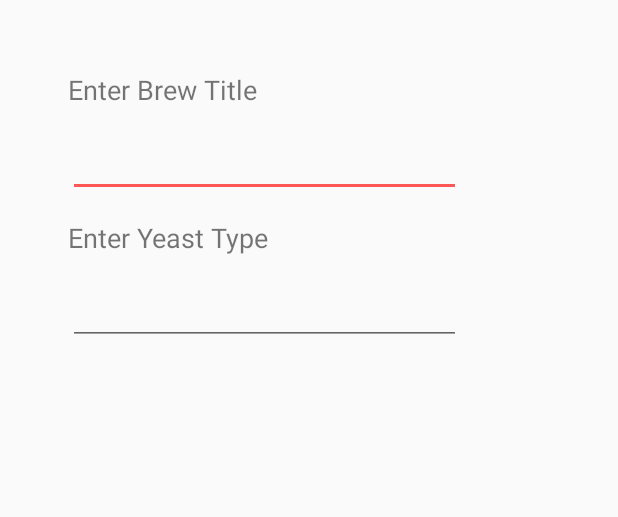
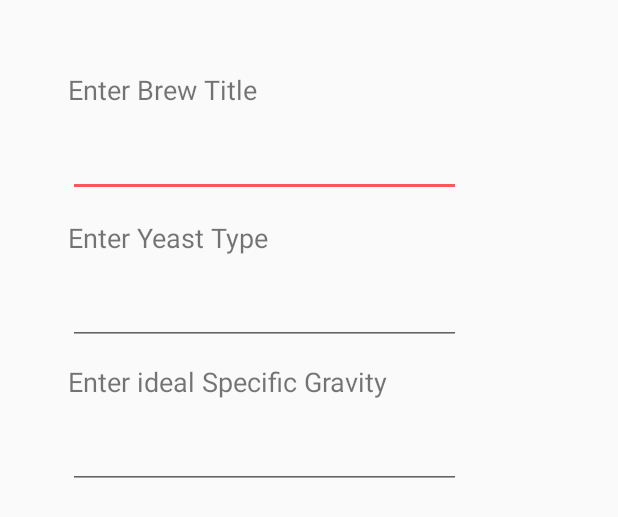
Before and after one commit to Jordan-Hum/FermentationMonitor, an Android app: the layout layout_dialog.xml on its own in the app's theme, with its tools: preview values and no code run, on a phone screen of 412 x 824 dp. Shown: the top 517 px of the screen. Run offline under Robolectric (Android 15) with nearby library versions, the phone set to English and light mode, and no system bars.

Commit message:
Create a new batch dialog fragment updates - User now enters the ideal specific gravity for their batch when creating a new batch - Current date is added to start date of batch when a new batch is created - Date follows format of yyyy-mm-dd

```diff
--- a/android/FermentationMonitor/app/src/main/res/layout/layout_dialog.xml
+++ b/android/FermentationMonitor/app/src/main/res/layout/layout_dialog.xml
@@ -1,6 +1,7 @@
 <?xml version="1.0" encoding="utf-8"?>
 <androidx.constraintlayout.widget.ConstraintLayout xmlns:android="http://schemas.android.com/apk/res/android"
     xmlns:app="http://schemas.android.com/apk/res-auto"
+    xmlns:tools="http://schemas.android.com/tools"
     android:id="@+id/relativeLayout"
     android:layout_width="match_parent"
     android:layout_height="match_parent">
@@ -57,4 +58,32 @@
         app:layout_constraintTop_toBottomOf="@+id/textView2"
         app:layout_constraintVertical_bias="0.0" />
 
+    <TextView
+        android:id="@+id/textView3"
+        android:layout_width="219dp"
+        android:layout_height="34dp"
+        android:text="Enter ideal Specific Gravity"
+        android:textSize="18sp"
+        app:layout_constraintBottom_toBottomOf="parent"
+        app:layout_constraintEnd_toEndOf="parent"
+        app:layout_constraintHorizontal_bias="0.234"
+        app:layout_constraintStart_toStartOf="parent"
+        app:layout_constraintTop_toBottomOf="@+id/yeastTypeInput"
+        app:layout_constraintVertical_bias="0.022" />
+
+    <EditText
+        android:id="@+id/idealSgInput"
+        android:layout_width="262dp"
+        android:layout_height="50dp"
+        android:ems="10"
+        android:inputType="textPersonName"
+        app:layout_constraintBottom_toBottomOf="parent"
+        app:layout_constraintEnd_toEndOf="parent"
+        app:layout_constraintHorizontal_bias="0.302"
+        app:layout_constraintStart_toStartOf="parent"
+        app:layout_constraintTop_toBottomOf="@+id/textView3"
+        app:layout_constraintVertical_bias="0.0" />
+
+
+
 </androidx.constraintlayout.widget.ConstraintLayout>
--- a/android/FermentationMonitor/build.gradle
+++ b/android/FermentationMonitor/build.gradle
@@ -5,7 +5,7 @@ buildscript {
         jcenter()
     }
     dependencies {
-        classpath 'com.android.tools.build:gradle:4.1.0'
+        classpath 'com.android.tools.build:gradle:4.1.1'
         classpath 'com.google.gms:google-services:4.3.4'
 
         // NOTE: Do not place your application dependencies here; they belong
```
Also changed, not shown: android/FermentationMonitor/app/src/main/java/com/example/fermentationmonitor/Batch.java (+11 -1 lines), android/FermentationMonitor/app/src/main/java/com/example/fermentationmonitor/dialogActivity.java (+19 -1 lines).
